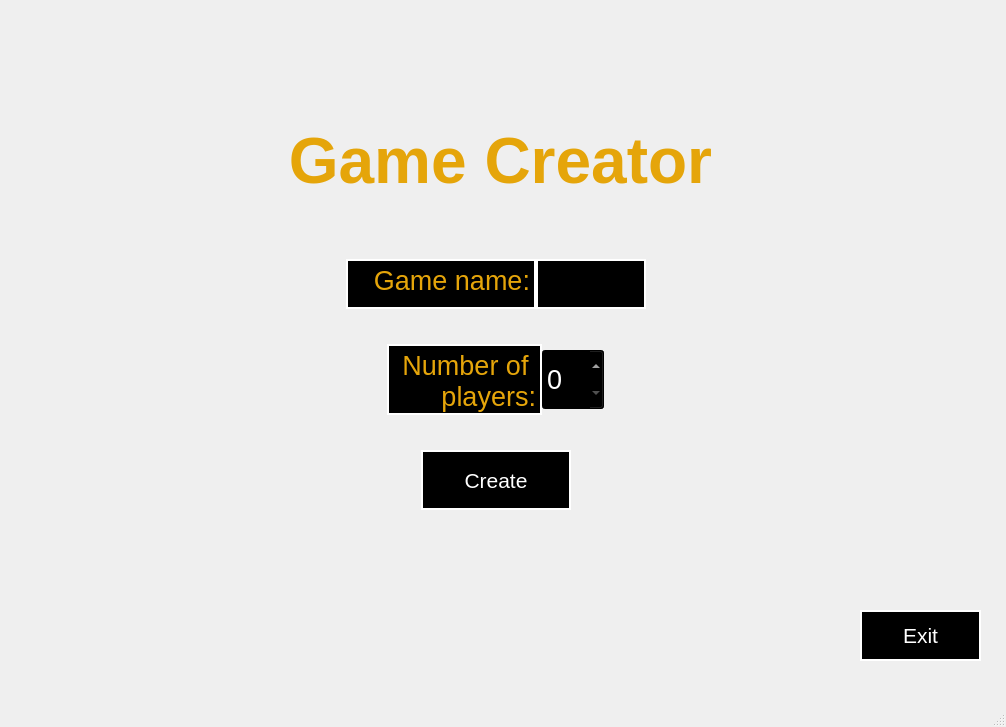
This is client/Lobby/createlobby.ui in mateozorzi/practice-sdd as Qt 5 draws it before an edit. The edited form follows.
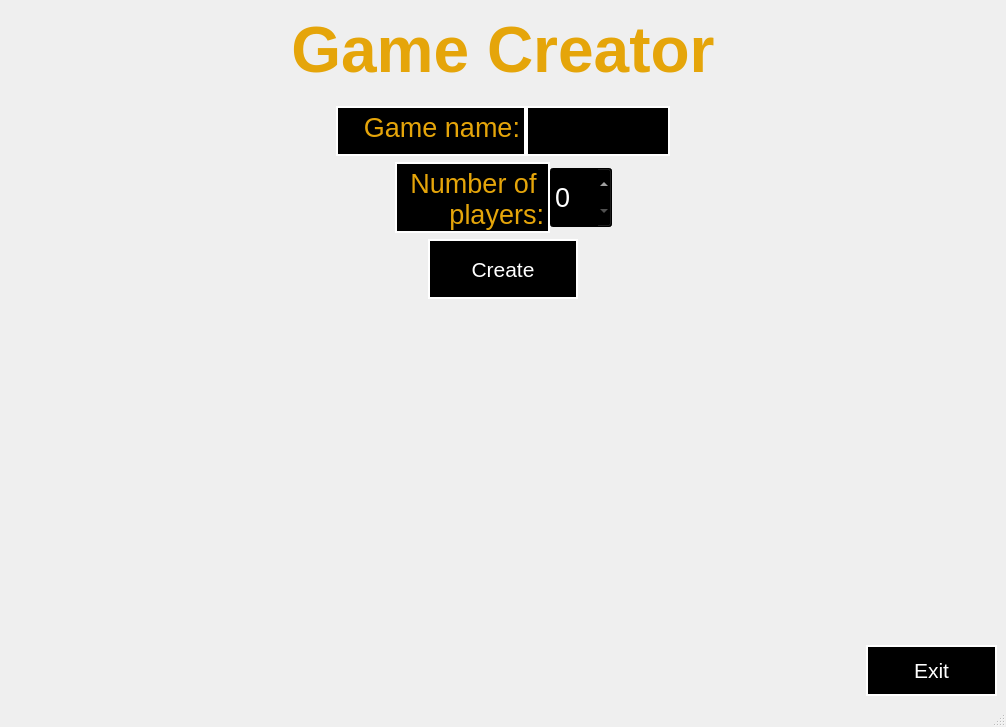
This is the edited form. Icons and pictures are not drawn.

What changed in the file:
```diff
--- a/client/Lobby/createlobby.ui
+++ b/client/Lobby/createlobby.ui
@@ -21,45 +21,9 @@
 }</string>
   </property>
   <widget class="QWidget" name="centralwidget">
-   <widget class="QPushButton" name="exit">
-    <property name="geometry">
-     <rect>
-      <x>860</x>
-      <y>610</y>
-      <width>121</width>
-      <height>51</height>
-     </rect>
-    </property>
-    <property name="maximumSize">
-     <size>
-      <width>131</width>
-      <height>51</height>
-     </size>
-    </property>
-    <property name="font">
-     <font>
-      <pointsize>16</pointsize>
-     </font>
-    </property>
-    <property name="styleSheet">
-     <string notr="true">border: 2px solid;
-color: rgb(255, 255, 255);
-background-color: rgb(0, 0, 0);
-border-color: rgb(255, 255, 255);</string>
-    </property>
-    <property name="text">
-     <string>Exit</string>
-    </property>
-   </widget>
+   <layout class="QVBoxLayout" name="verticalLayout_2">
+    <item>
    <widget class="QTextEdit" name="textEdit">
-    <property name="geometry">
-     <rect>
-      <x>10</x>
-      <y>120</y>
-      <width>981</width>
-      <height>91</height>
-     </rect>
-    </property>
     <property name="sizePolicy">
      <sizepolicy hsizetype="Expanding" vsizetype="Fixed">
       <horstretch>0</horstretch>
@@ -89,15 +53,8 @@
 &lt;p align=&quot;center&quot; style=&quot; margin-top:0px; margin-bottom:0px; margin-left:0px; margin-right:0px; -qt-block-indent:0; text-indent:0px;&quot;&gt;&lt;span style=&quot; font-size:48pt; font-weight:700; color:#e5a50a;&quot;&gt;Game Creator&lt;/span&gt;&lt;/p&gt;&lt;/body&gt;&lt;/html&gt;</string>
     </property>
    </widget>
-   <widget class="QWidget" name="layoutWidget">
-    <property name="geometry">
-     <rect>
-      <x>260</x>
-      <y>230</y>
-      <width>471</width>
-      <height>311</height>
-     </rect>
-    </property>
+    </item>
+    <item>
     <layout class="QVBoxLayout" name="verticalLayout">
      <property name="spacing">
       <number>6</number>
@@ -340,7 +297,68 @@
       </layout>
      </item>
     </layout>
-   </widget>
+    </item>
+    <item>
+     <spacer name="verticalSpacer_3">
+      <property name="orientation">
+       <enum>Qt::Orientation::Vertical</enum>
+      </property>
+      <property name="sizeHint" stdset="0">
+       <size>
+        <width>20</width>
+        <height>40</height>
+       </size>
+      </property>
+     </spacer>
+    </item>
+    <item>
+     <layout class="QHBoxLayout" name="horizontalLayout_4">
+      <item>
+       <spacer name="horizontalSpacer_7">
+        <property name="orientation">
+         <enum>Qt::Orientation::Horizontal</enum>
+        </property>
+        <property name="sizeHint" stdset="0">
+         <size>
+          <width>40</width>
+          <height>20</height>
+         </size>
+        </property>
+       </spacer>
+      </item>
+      <item>
+       <widget class="QPushButton" name="exit">
+        <property name="minimumSize">
+         <size>
+          <width>131</width>
+          <height>51</height>
+         </size>
+        </property>
+        <property name="maximumSize">
+         <size>
+          <width>131</width>
+          <height>51</height>
+         </size>
+        </property>
+        <property name="font">
+         <font>
+          <pointsize>16</pointsize>
+         </font>
+        </property>
+        <property name="styleSheet">
+         <string notr="true">border: 2px solid;
+color: rgb(255, 255, 255);
+background-color: rgb(0, 0, 0);
+border-color: rgb(255, 255, 255);</string>
+        </property>
+        <property name="text">
+         <string>Exit</string>
+        </property>
+       </widget>
+      </item>
+     </layout>
+    </item>
+   </layout>
   </widget>
   <widget class="QMenuBar" name="menubar">
    <property name="geometry">
```
Lines whose indentation alone changed are shown as unchanged.
